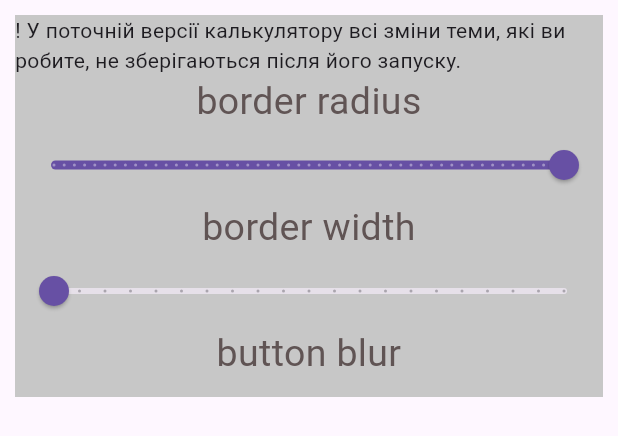
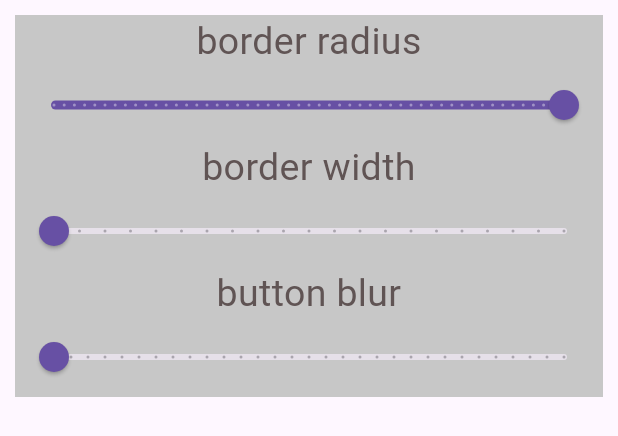
Before and after one commit to Ak1yamaKiyoshi/course-flutter, a Flutter app: the CalculatorThemeChanger widget shown alone on an empty page, opened directly, on a phone screen of 412 x 824 dp. Shown: the top 436 px of the screen. Run offline on Flutter 3.47's test engine with Material 2 defaults, Android fonts, the light colour scheme and no system bars; our stand-ins replace bloc, expandable, flutter_bloc, flutter_colorpicker; missing offline and left inert: eval_ex.

Commit message:
oops minor fix

```diff
--- a/Calculator/lib/feature/app/presentation/CalculatorThemeChanger/calculator_theme_changer.dart
+++ b/Calculator/lib/feature/app/presentation/CalculatorThemeChanger/calculator_theme_changer.dart
@@ -51,7 +51,6 @@ class _CalculatorThemeChangerState extends State<CalculatorThemeChanger>   {
           margin: EdgeInsets.all(10.0),
           child: ListView(
             children: [
-              Text("! У поточній версії калькулятору всі зміни теми, які ви робите, не зберігаються після його запуску. "),
               CalculatorThemeChangerSlider(
                   onChangeCallback: (value) {
                     BlocProvider.of<ThemeCubit>(context).updateTheme("border-radius", value);
@@ -109,11 +108,6 @@ class _CalculatorThemeChangerState extends State<CalculatorThemeChanger>   {
                 label: 'neumorphism',
                 valueToSwitch: (state.theme["neumorphism"] && true),
               ),
-              CalculatorThemeChangerSwitch(
-                onChangeCallback: BlocProvider.of<ThemeCubit>(context).updateAdditional,
-                label: 'additional ( функції звідси ще не працюють )',
-                valueToSwitch: (state.theme["additional"] && true),
-              ),
               Divider(height: 20,),
               CalculatorThemeChangerSliderText(text: state.theme["text"], label: " main color "),
               ColorPicker(
```
